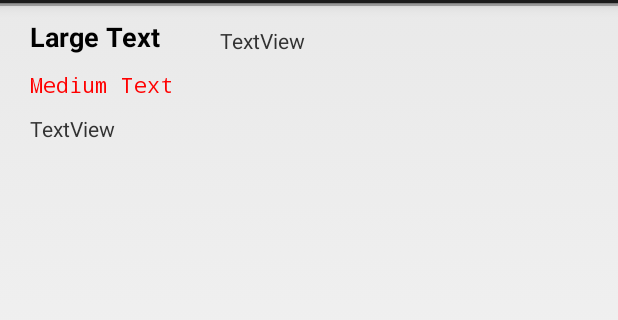
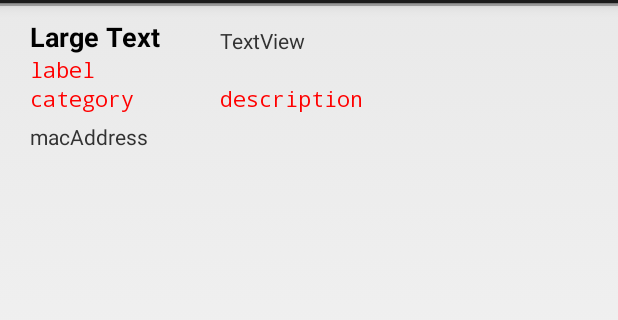
Before and after one commit to hanwencheng/UBeacon-Android-Studio, an Android app: the layout beacon_layout.xml on its own in the app's theme, with its tools: preview values and no code run, on a phone screen of 412 x 824 dp, the part 69-389 px from its top. Run offline under Robolectric (Android 15) with nearby library versions, the phone set to English and light mode, and no system bars.

Commit message:
supplementary for the former commit

```diff
--- a/app/src/main/res/layout/beacon_layout.xml
+++ b/app/src/main/res/layout/beacon_layout.xml
@@ -25,27 +25,50 @@
         android:text="TextView" />
 
     <TextView
-        android:id="@+id/beacon_item_UUID"
+        android:id="@+id/beacon_item_label"
         style="@style/myText"
-        android:layout_width="match_parent"
+        android:layout_width="wrap_content"
         android:layout_height="wrap_content"
-        android:layout_alignLeft="@+id/beacon_item_name"
+        android:text="label"
         android:layout_below="@+id/beacon_item_name"
-        android:layout_marginTop="10dp"
-        android:text="Medium Text" />
+        android:layout_alignStart="@+id/beacon_item_name" />
+
+
+    <TextView
+        style="@style/myText"
+        android:id="@+id/beacon_item_category"
+        android:layout_width="wrap_content"
+        android:layout_height="wrap_content"
+        android:text="category"
+        android:textAppearance="?android:attr/textAppearanceSmall"
+        android:layout_below="@+id/beacon_item_label"
+        android:layout_alignStart="@+id/beacon_item_label" />
+
+
+    <TextView
+        style="@style/myText"
+        android:id="@+id/beacon_item_description"
+        android:layout_width="wrap_content"
+        android:layout_height="wrap_content"
+        android:text="description"
+        android:textAppearance="?android:attr/textAppearanceSmall"
+        android:layout_below="@+id/beacon_item_label"
+        android:layout_alignStart="@+id/beacon_item_RSSI" />
 
     <TextView
         android:id="@+id/beacon_item_MACaddress"
         android:layout_width="wrap_content"
         android:layout_height="wrap_content"
-        android:layout_alignLeft="@+id/beacon_item_UUID"
-        android:layout_below="@+id/beacon_item_UUID"
-        android:layout_marginTop="10dp"
-        android:text="TextView" />
+        android:text="macAddress"
+        android:layout_below="@+id/beacon_item_label"
+        android:layout_alignStart="@+id/beacon_item_label"
+        android:layout_marginTop="25dp" />
+
 
     <View
         android:layout_width="fill_parent"
         android:layout_height="2dp"
         android:background="@android:color/darker_gray" />
 
+
 </RelativeLayout>
```
Also changed, not shown: app/src/main/java/mci/uni/stuttgart/bilget/BeaconsAdapter.java (+9 -2 lines), app/src/main/java/mci/uni/stuttgart/bilget/BeaconsViewHolder.java (+6 -2 lines), 18 other files.
